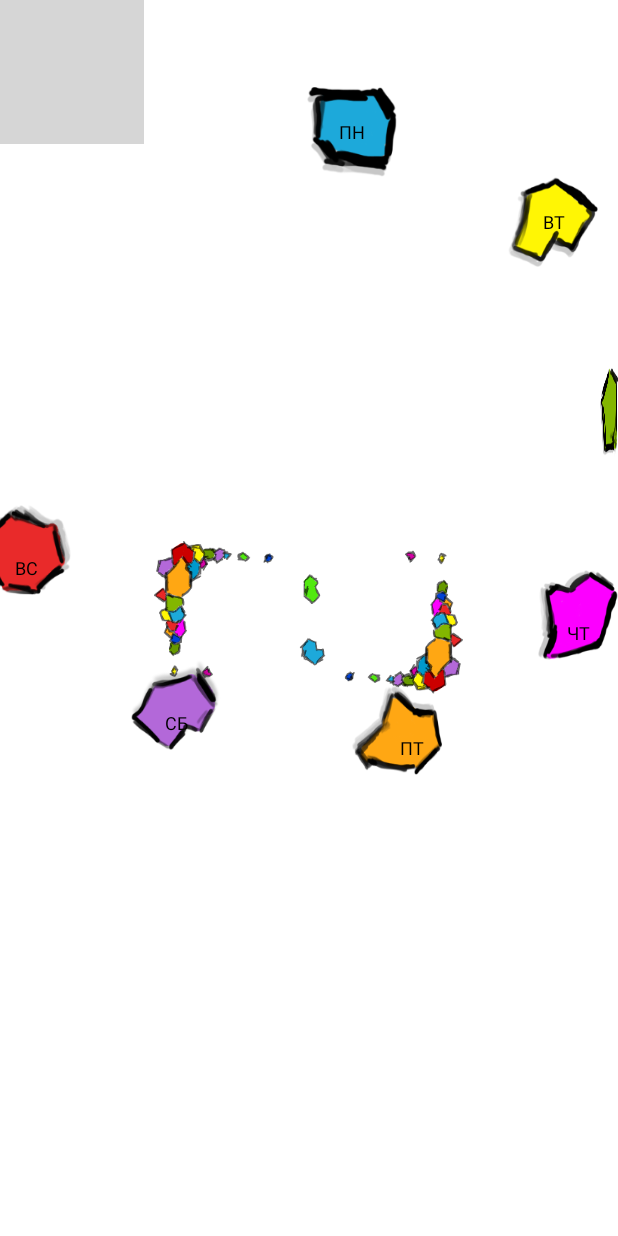
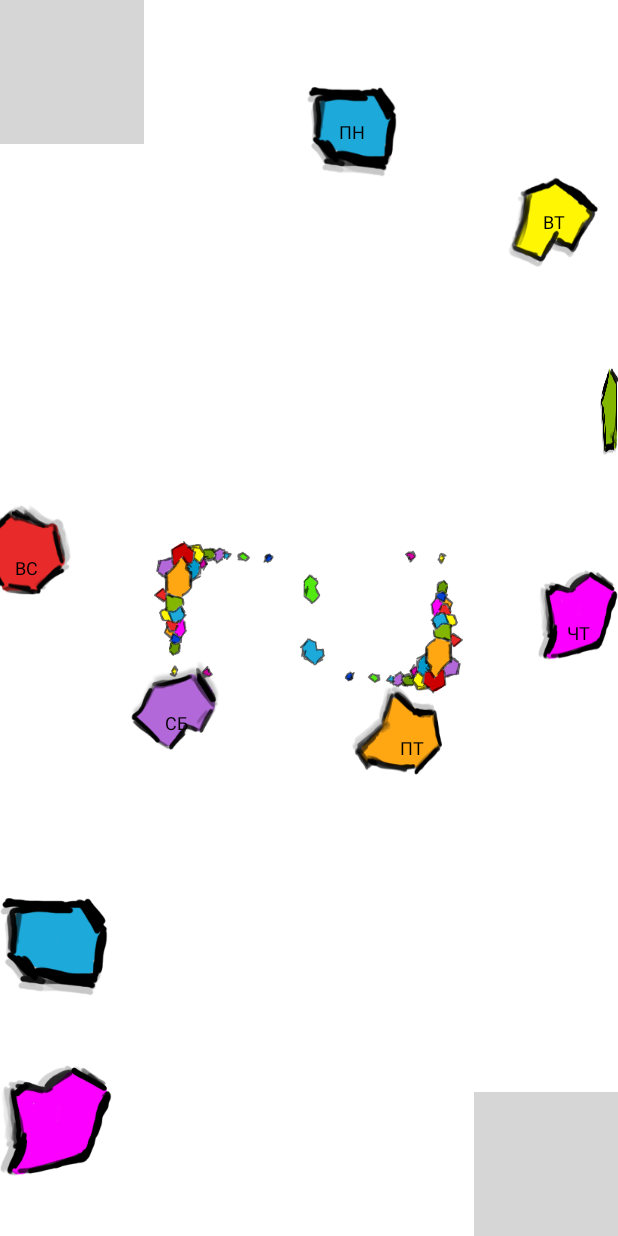
Before and after one commit to dkonurov/timer, an Android app: the screen it shows after launch (MainActivity), on a phone screen of 412 x 824 dp. Run offline under Robolectric (Android 15) with nearby library versions, the phone set to English and light mode, and no system bars; Roboto replaces fonts that are not available here; 2 statements that could not run were skipped; grey boxes are pictures that could not be loaded.

Commit message:
change desgin
Signed-off-by: Dmitry Konurov <scotik1505@gmail.com>

```diff
--- a/app/src/main/res/layout/alarm_view.xml
+++ b/app/src/main/res/layout/alarm_view.xml
@@ -52,36 +52,36 @@
 
     </LinearLayout>
 
-    <!--<ToggleButton-->
-        <!--android:id="@+id/music"-->
-        <!--android:layout_width="wrap_content"-->
-        <!--android:layout_height="wrap_content"-->
-        <!--android:layout_marginBottom="@dimen/margin_bottom_large"-->
-        <!--android:text=""-->
-        <!--android:textOff=""-->
-        <!--android:textOn=""-->
-        <!--android:layout_alignParentBottom="true"-->
-        <!--android:background="@drawable/thursday_selector"/>-->
+    <ToggleButton
+        android:id="@+id/music"
+        android:layout_width="wrap_content"
+        android:layout_height="wrap_content"
+        android:layout_marginBottom="@dimen/margin_bottom_large"
+        android:text=""
+        android:textOff=""
+        android:textOn=""
+        android:layout_alignParentBottom="true"
+        android:background="@drawable/thursday_selector"/>
 
-    <!--<ToggleButton-->
-        <!--android:id="@+id/vibration"-->
-        <!--android:layout_width="wrap_content"-->
-        <!--android:layout_height="wrap_content"-->
-        <!--android:layout_marginBottom="@dimen/margin_bottom_vibration_large"-->
-        <!--android:text=""-->
-        <!--android:textOff=""-->
-        <!--android:textOn=""-->
-        <!--android:layout_alignParentBottom="true"-->
-        <!--android:background="@drawable/monday_selector"/>-->
+    <ToggleButton
+        android:id="@+id/vibration"
+        android:layout_width="wrap_content"
+        android:layout_height="wrap_content"
+        android:layout_marginBottom="@dimen/margin_bottom_vibration_large"
+        android:text=""
+        android:textOff=""
+        android:textOn=""
+        android:layout_alignParentBottom="true"
+        android:background="@drawable/monday_selector"/>
 
-    <!--<ToggleButton-->
-        <!--android:layout_width="wrap_content"-->
-        <!--android:layout_height="wrap_content"-->
-        <!--android:text=""-->
-        <!--android:textOff=""-->
-        <!--android:textOn=""-->
-        <!--android:layout_alignParentRight="true"-->
-        <!--android:layout_alignParentBottom="true"-->
-        <!--android:background="@drawable/button_start_stop_selector"/>-->
+    <ToggleButton
+        android:layout_width="wrap_content"
+        android:layout_height="wrap_content"
+        android:text=""
+        android:textOff=""
+        android:textOn=""
+        android:layout_alignParentRight="true"
+        android:layout_alignParentBottom="true"
+        android:background="@drawable/button_start_stop_selector"/>
 
 </RelativeLayout>
--- a/app/src/main/res/layout/timer_view_pager.xml
+++ /dev/null
@@ -1,9 +0,0 @@
-<?xml version="1.0" encoding="utf-8"?>
-
-<LinearLayout
-    android:id="@+id/timer_pager"
-    xmlns:android="http://schemas.android.com/apk/res/android"
-    android:orientation="vertical" android:layout_width="match_parent"
-    android:layout_height="match_parent">
-
-</LinearLayout>
```
Also changed, not shown: 122 other files.
